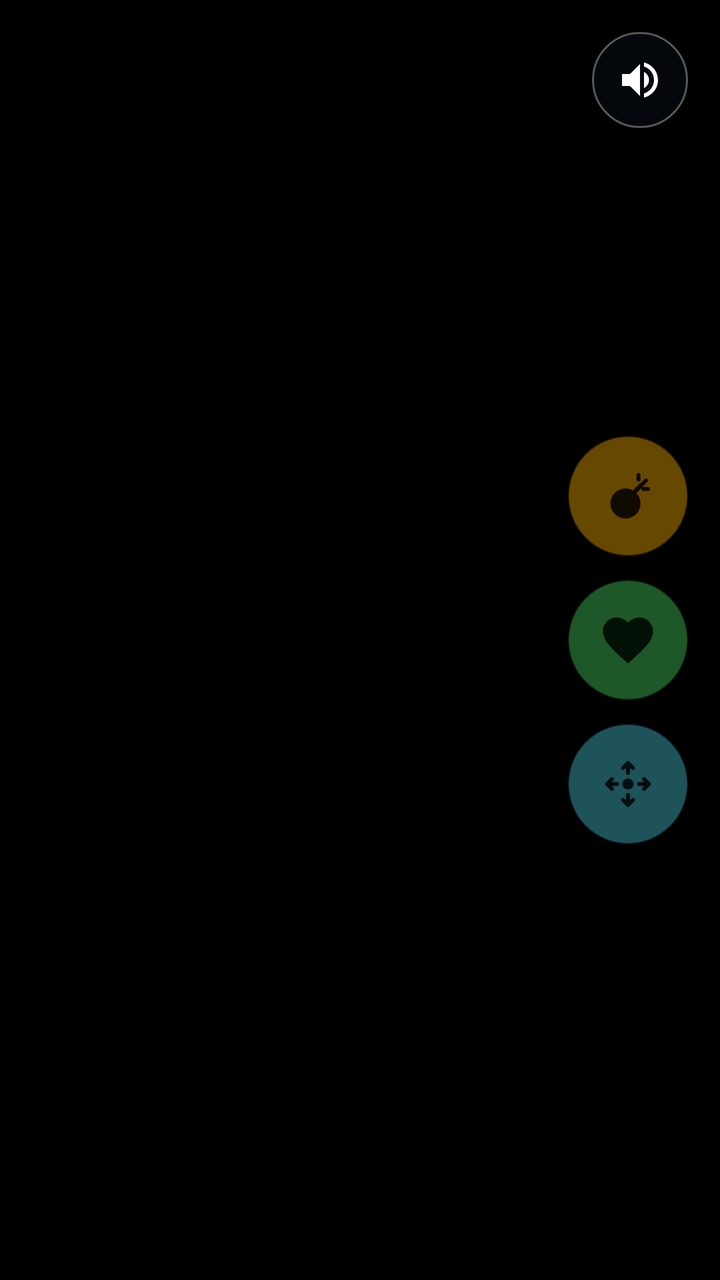
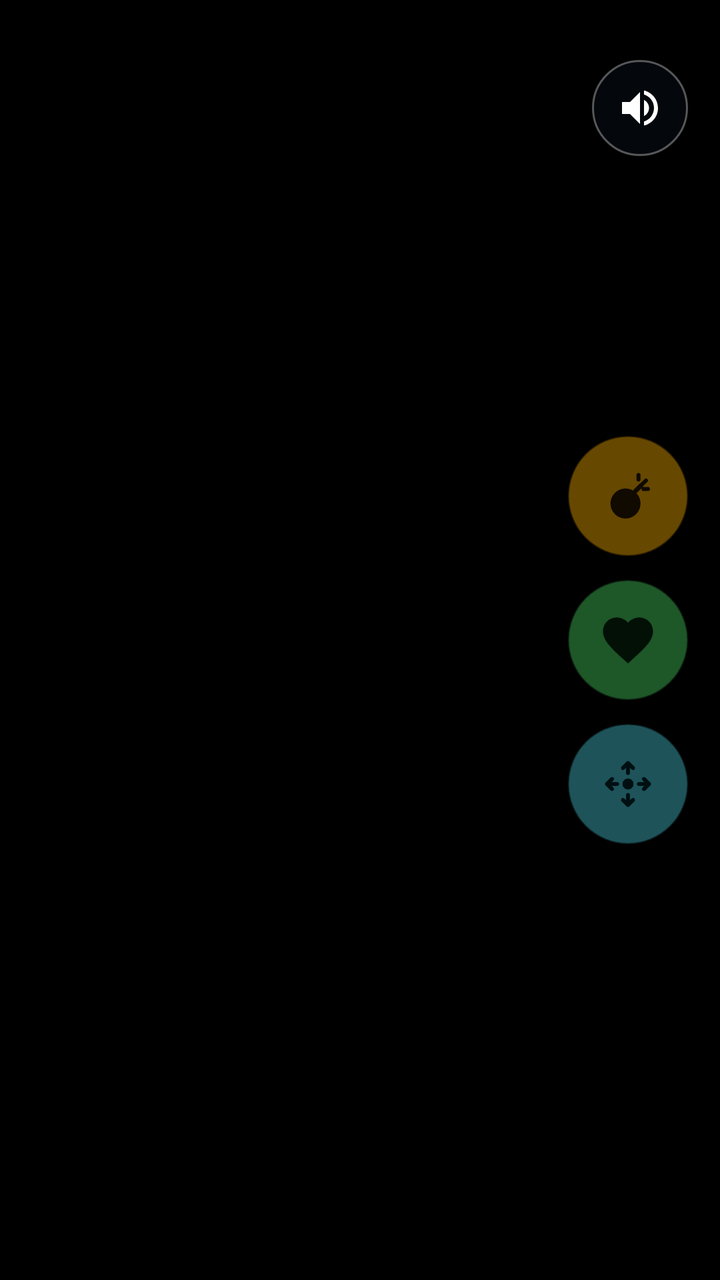

Two renders of the same Android screen: before a commit and after it. Below are the layout's source before the change and the commit's diff.
<!-- AndroidManifest.xml: application theme Theme.AircraftWar10 -->
<!-- res/layout/activity_game.xml -->
<?xml version="1.0" encoding="utf-8"?>
<FrameLayout xmlns:android="http://schemas.android.com/apk/res/android"
    xmlns:app="http://schemas.android.com/apk/res-auto"
    android:layout_width="match_parent"
    android:layout_height="match_parent"
    android:background="@android:color/black">

    <FrameLayout
        android:id="@+id/gameContainer"
        android:layout_width="match_parent"
        android:layout_height="match_parent" />

    <ImageButton
        android:id="@+id/btnMusic"
        android:layout_width="48dp"
        android:layout_height="48dp"
        android:layout_gravity="top|end"
        android:layout_marginTop="16dp"
        android:layout_marginEnd="16dp"
        android:background="@drawable/bg_circle_button"
        android:contentDescription="音乐开关"
        android:padding="12dp"
        android:src="@drawable/ic_volume_on"
        android:tint="#FFFFFF" />

    <LinearLayout
        android:id="@+id/skillContainer"
        android:layout_width="wrap_content"
        android:layout_height="wrap_content"
        android:layout_gravity="center_vertical|end"
        android:layout_marginEnd="16dp"
        android:gravity="center_horizontal"
        android:orientation="vertical">

        <ImageButton
            android:id="@+id/btnBomb"
            android:layout_width="60dp"
            android:layout_height="60dp"
            android:alpha="0.4"
            android:background="@drawable/bg_skill_circle"
            android:backgroundTint="#FFB300"
            android:contentDescription="炸弹技能"
            android:enabled="false"
            android:padding="15dp"
            android:scaleType="fitCenter"
            android:src="@drawable/ic_skill_bomb"
            android:tint="#2A1A00" />

        <ImageButton
            android:id="@+id/btnHeal"
            android:layout_width="60dp"
            android:layout_height="60dp"
            android:layout_marginTop="12dp"
            android:alpha="0.4"
            android:background="@drawable/bg_skill_circle"
            android:backgroundTint="#4CD964"
            android:contentDescription="回血技能"
            android:enabled="false"
            android:padding="15dp"
            android:scaleType="fitCenter"
            android:src="@drawable/ic_skill_heal"
            android:tint="#06280F" />

        <ImageButton
            android:id="@+id/btnRing"
            android:layout_width="60dp"
            android:layout_height="60dp"
            android:layout_marginTop="12dp"
            android:alpha="0.4"
            android:background="@drawable/bg_skill_circle"
            android:backgroundTint="#4DD0E1"
            android:contentDescription="环射技能"
            android:enabled="false"
            android:padding="15dp"
            android:scaleType="fitCenter"
            android:src="@drawable/ic_skill_ring"
            android:tint="#00272B" />

    </LinearLayout>

    <FrameLayout
        android:id="@+id/gameOverOverlay"
        android:layout_width="match_parent"
        android:layout_height="match_parent"
        android:background="#B8000000"
        android:clickable="true"
        android:focusable="true"
        android:visibility="gone">

        <LinearLayout
            android:layout_width="300dp"
            android:layout_height="wrap_content"
            android:layout_gravity="center"
            android:background="@drawable/bg_panel"
            android:elevation="16dp"
            android:gravity="center_horizontal"
            android:orientation="vertical"
            android:paddingStart="28dp"
            android:paddingTop="32dp"
            android:paddingEnd="28dp"
            android:paddingBottom="28dp">

            <TextView
                android:layout_width="wrap_content"
                android:layout_height="wrap_content"
                android:letterSpacing="0.08"
                android:text="GAME OVER"
                android:textColor="#FF6B6B"
                android:textSize="34sp"
                android:textStyle="bold" />

            <TextView
                android:id="@+id/tvFinalScore"
                android:layout_width="wrap_content"
                android:layout_height="wrap_content"
                android:layout_marginTop="12dp"
                android:text="得分 0"
                android:textColor="#FFD54F"
                android:textSize="20sp"
                android:textStyle="bold" />

            <com.google.android.material.button.MaterialButton
                android:id="@+id/btnRestart"
                android:layout_width="match_parent"
                android:layout_height="52dp"
                android:layout_marginTop="28dp"
                android:insetTop="0dp"
                android:insetBottom="0dp"
                android:text="再来一局"
                android:textAllCaps="false"
                android:textColor="#00363A"
                android:textSize="18sp"
                android:textStyle="bold"
                app:backgroundTint="#4DD0E1"
                app:cornerRadius="26dp" />

            <com.google.android.material.button.MaterialButton
                android:id="@+id/btnBackToMenu"
                android:layout_width="match_parent"
                android:layout_height="52dp"
                android:layout_marginTop="12dp"
                android:insetTop="0dp"
                android:insetBottom="0dp"
                android:text="返回选择"
                android:textAllCaps="false"
                android:textColor="#FFFFFF"
                android:textSize="18sp"
                app:backgroundTint="#263445"
                app:cornerRadius="26dp" />

        </LinearLayout>

    </FrameLayout>

</FrameLayout>
<!-- resources referenced by this layout -->
<resources>
  <!-- drawable bg_circle_button (drawable) -->
  <?xml version="1.0" encoding="utf-8"?>
  <shape xmlns:android="http://schemas.android.com/apk/res/android"
      android:shape="oval">
      <solid android:color="#660B1220" />
      <stroke
          android:width="1dp"
          android:color="#55FFFFFF" />
  </shape>
  <!-- drawable bg_panel (drawable) -->
  <?xml version="1.0" encoding="utf-8"?>
  <shape xmlns:android="http://schemas.android.com/apk/res/android"
      android:shape="rectangle">
      <solid android:color="#D90B1220" />
      <corners android:radius="24dp" />
      <stroke
          android:width="1dp"
          android:color="#40FFFFFF" />
  </shape>
  <!-- drawable bg_skill_circle (drawable) -->
  <?xml version="1.0" encoding="utf-8"?>
  <shape xmlns:android="http://schemas.android.com/apk/res/android"
      android:shape="oval">
      <solid android:color="#FFFFFFFF" />
      <stroke
          android:width="1dp"
          android:color="#66FFFFFF" />
  </shape>
  <!-- drawable ic_skill_bomb (drawable) -->
  <vector xmlns:android="http://schemas.android.com/apk/res/android"
      android:width="24dp"
      android:height="24dp"
      android:viewportWidth="24"
      android:viewportHeight="24">
      <path
          android:fillColor="#2A1A00"
          android:pathData="M11,9c-3.31,0 -6,2.69 -6,6s2.69,6 6,6 6,-2.69 6,-6 -2.69,-6 -6,-6z" />
      <path
          android:pathData="M15,10 L17.2,7.8"
          android:strokeColor="#2A1A00"
          android:strokeLineCap="round"
          android:strokeWidth="1.8" />
      <path
          android:pathData="M17.4,7.6 L19.2,5.8 M18.2,9.2 L20,9.2 M16.2,5.4 L16.2,3.6"
          android:strokeColor="#2A1A00"
          android:strokeLineCap="round"
          android:strokeWidth="1.6" />
  </vector>
  <!-- drawable ic_skill_heal (drawable) -->
  <vector xmlns:android="http://schemas.android.com/apk/res/android"
      android:width="24dp"
      android:height="24dp"
      android:viewportWidth="24"
      android:viewportHeight="24">
      <path
          android:fillColor="#06280F"
          android:pathData="M12,21.35l-1.45,-1.32C5.4,15.36 2,12.28 2,8.5 2,5.42 4.42,3 7.5,3c1.74,0 3.41,0.81 4.5,2.09C13.09,3.81 14.76,3 16.5,3 19.58,3 22,5.42 22,8.5c0,3.78 -3.4,6.86 -8.55,11.54L12,21.35z" />
  </vector>
  <!-- drawable ic_volume_on (drawable) -->
  <vector xmlns:android="http://schemas.android.com/apk/res/android"
      android:width="24dp"
      android:height="24dp"
      android:viewportWidth="24"
      android:viewportHeight="24">
      <path
          android:fillColor="#FFFFFFFF"
          android:pathData="M3,9v6h4l5,5V4L7,9H3z" />
      <path
          android:fillColor="#FFFFFFFF"
          android:pathData="M16.5,12c0,-1.77 -1.02,-3.29 -2.5,-4.03v8.05c1.48,-0.73 2.5,-2.25 2.5,-4.02z" />
      <path
          android:fillColor="#FFFFFFFF"
          android:pathData="M14,3.23v2.06c2.89,0.86 5,3.54 5,6.71s-2.11,5.85 -5,6.71v2.06c4.01,-0.91 7,-4.49 7,-8.77s-2.99,-7.86 -7,-8.77z" />
  </vector>
  <style name="Theme.AircraftWar10" parent="Base.Theme.AircraftWar10" />
  <style name="Base.Theme.AircraftWar10" parent="Theme.Material3.DayNight.NoActionBar">
          
          
      </style>
  <!-- unchanged entries left out for length: 1 -->
</resources>

<!-- the commit's change to res/layout/activity_game.xml (unified diff, before → after) -->
@@ -10,18 +10,44 @@
         android:layout_width="match_parent"
         android:layout_height="match_parent" />
 
-    <ImageButton
-        android:id="@+id/btnMusic"
-        android:layout_width="48dp"
-        android:layout_height="48dp"
+    <edu.hitsz.ui.BossHealthBarView
+        android:id="@+id/bossHealthBar"
+        android:layout_width="match_parent"
+        android:layout_height="20dp"
+        android:layout_gravity="top"
+        android:layout_marginStart="10dp"
+        android:layout_marginTop="4dp"
+        android:layout_marginEnd="10dp"
+        android:visibility="gone" />
+
+    <LinearLayout
+        android:id="@+id/topRightContainer"
+        android:layout_width="wrap_content"
+        android:layout_height="wrap_content"
         android:layout_gravity="top|end"
-        android:layout_marginTop="16dp"
+        android:layout_marginTop="30dp"
         android:layout_marginEnd="16dp"
-        android:background="@drawable/bg_circle_button"
-        android:contentDescription="音乐开关"
-        android:padding="12dp"
-        android:src="@drawable/ic_volume_on"
-        android:tint="#FFFFFF" />
+        android:gravity="center_horizontal"
+        android:orientation="vertical">
+
+        <ImageButton
+            android:id="@+id/btnMusic"
+            android:layout_width="48dp"
+            android:layout_height="48dp"
+            android:background="@drawable/bg_circle_button"
+            android:contentDescription="音乐开关"
+            android:padding="12dp"
+            android:src="@drawable/ic_volume_on"
+            android:tint="#FFFFFF" />
+
+        <edu.hitsz.ui.BuffCountdownView
+            android:id="@+id/buffCountdownView"
+            android:layout_width="wrap_content"
+            android:layout_height="wrap_content"
+            android:layout_marginTop="12dp"
+            android:visibility="gone" />
+
+    </LinearLayout>
 
     <LinearLayout
         android:id="@+id/skillContainer"
